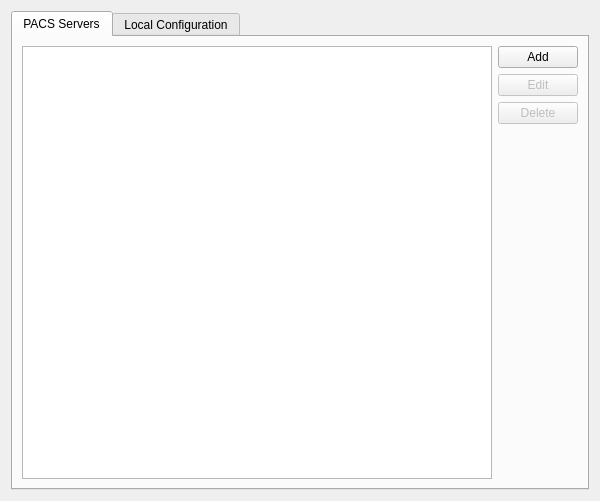
First picture: the form in starviewer/src/inputoutput/qpacsconfigurationscreenbase.ui, repository starviewer-medical/starviewer, before the edit.
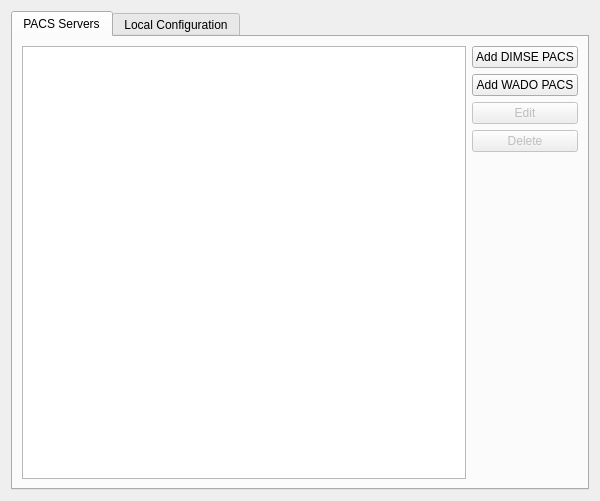
Second picture: the form after the edit. Icons and pictures are not drawn.

Commit message:
ENH: Add support for WADO PACS to QPacsConfigurationScreen, QPacsDialog and PacsDeviceModel. #2866
With this, now it's possible to configure a WADO PACS from UI.

Patch:
```diff
--- a/starviewer/src/inputoutput/qpacsconfigurationscreenbase.ui
+++ b/starviewer/src/inputoutput/qpacsconfigurationscreenbase.ui
@@ -64,7 +64,7 @@
             <string>Add a new PACS to the list</string>
            </property>
            <property name="text">
-            <string>Add</string>
+            <string>Add DIMSE PACS</string>
            </property>
            <property name="icon">
             <iconset resource="../main/themes/starviewer/starviewer.qrc">
@@ -73,7 +73,18 @@
           </widget>
          </item>
          <item>
-          <widget class="QPushButton" name="m_buttonEditPacs">
+          <widget class="QPushButton" name="m_addWadoPacsPushButton">
+           <property name="text">
+            <string>Add WADO PACS</string>
+           </property>
+           <property name="icon">
+            <iconset resource="../main/themes/starviewer/starviewer.qrc">
+             <normaloff>:/images/icons/list-add.svg</normaloff>:/images/icons/list-add.svg</iconset>
+           </property>
+          </widget>
+         </item>
+         <item>
+          <widget class="QPushButton" name="m_editPushButton">
            <property name="enabled">
             <bool>false</bool>
            </property>
```
Left out of the diff: 4 changed lines with no effect on the pictures. The commit also changes 7 other files.
